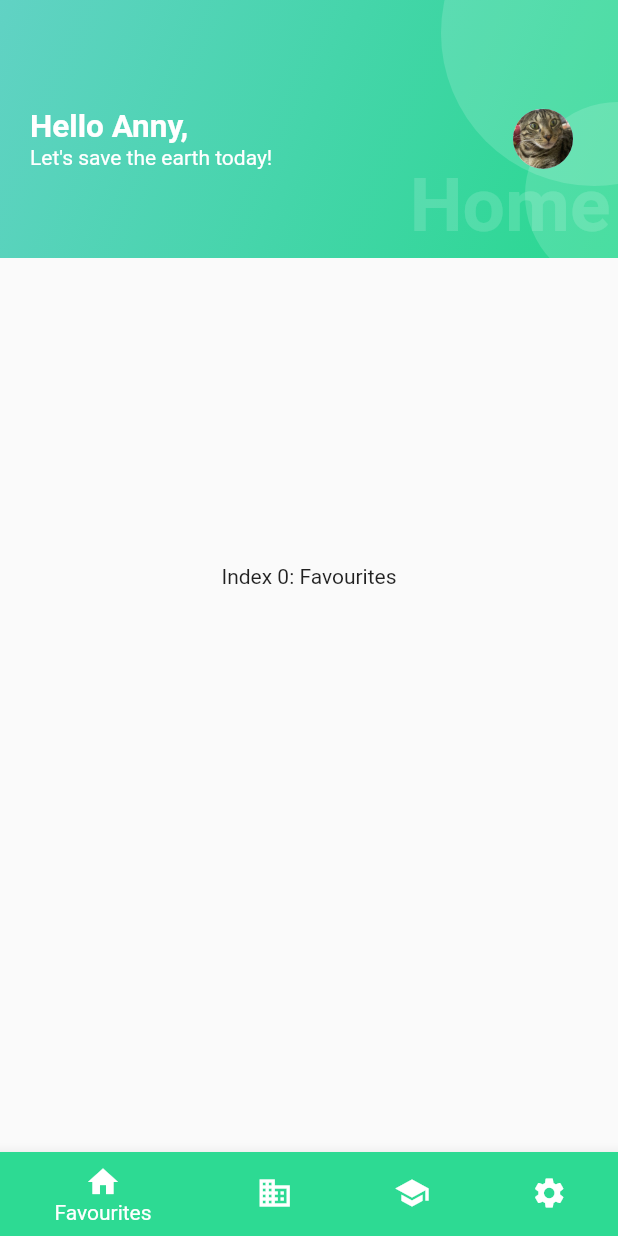
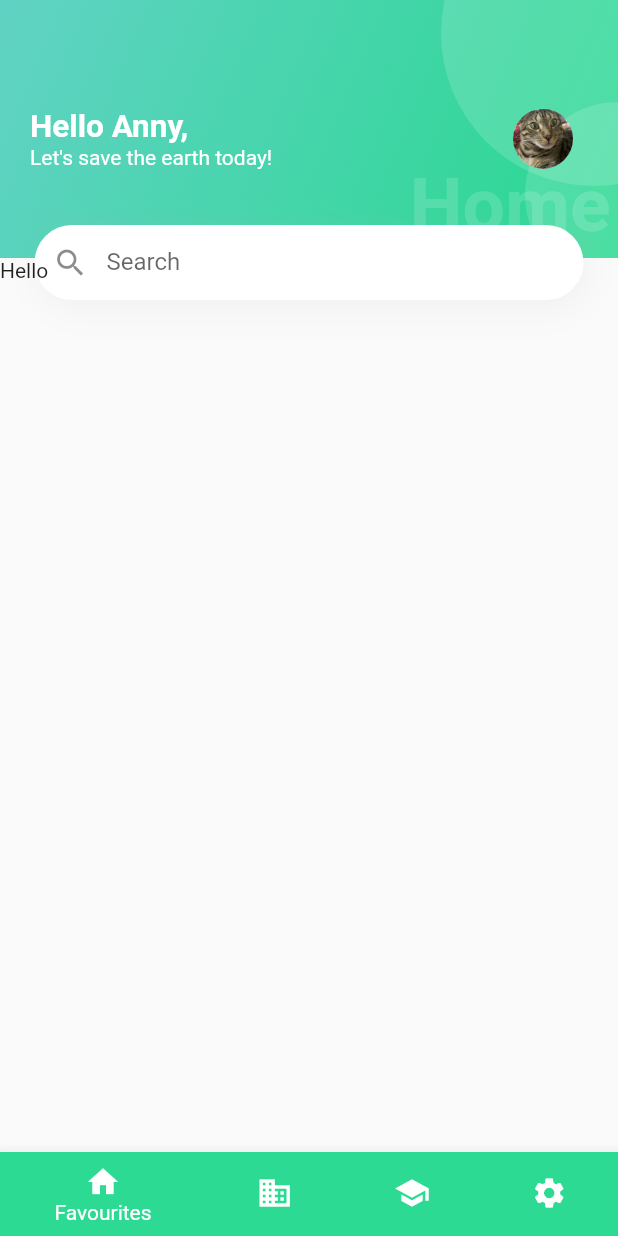
Before and after one commit to CarbonEconomy/CarbonEconomy, a Flutter app: the screen it shows after launch, on a phone screen of 412 x 824 dp. Run offline on Flutter 3.47's test engine with Material 2 defaults, Android fonts, the light colour scheme and no system bars.

Commit message:
finish search bar

```diff
--- a/green_pouch/lib/favourites/view.dart
+++ b/green_pouch/lib/favourites/view.dart
@@ -3,6 +3,6 @@ import 'package:flutter/material.dart';
 class FavouritesView extends StatelessWidget {
   @override
   Widget build(BuildContext context) {
-    return Text('Index 0: Favourites');
+    return Text("Hello");
   }
 }
--- a/green_pouch/lib/home.dart
+++ b/green_pouch/lib/home.dart
@@ -40,6 +40,63 @@ class _HomeViewState extends State<HomeView> {
     }
   }
 
+  Widget buildSearchBar() {
+    return Positioned(
+      top: 150,
+      left: 0.0,
+      right: 0.0,
+      child: Padding(
+        padding: EdgeInsets.only(left: 23, right: 23),
+        child: SizedBox(
+          height: 50,
+          child: Container(
+            decoration: BoxDecoration(boxShadow: [
+              BoxShadow(
+                  color: Color.fromRGBO(182, 182, 182, 0.15),
+                  offset: Offset(3, 5),
+                  blurRadius: 20.0,
+                  spreadRadius: 0.0)
+            ], borderRadius: BorderRadius.circular(30.0)),
+            child: TextField(
+              decoration: InputDecoration(
+                prefixIcon: Icon(Icons.search),
+                border: OutlineInputBorder(
+                    borderRadius: BorderRadius.circular(30.0),
+                    borderSide: BorderSide(
+                      width: 0,
+                      style: BorderStyle.none,
+                    )),
+                filled: true,
+                fillColor: Colors.white,
+                contentPadding: EdgeInsets.all(16),
+                hintText: "Search",
+                hintStyle: TextStyle(fontSize: 16),
+              ),
+            ),
+          ),
+        ),
+      ),
+    );
+  }
+
+  Widget buildBody() {
+    return Positioned(
+      top: 172.0,
+      child: _widgetOptions[_selectedIndex],
+    );
+  }
+
+  List<Widget> buildStackChildren(int index) {
+    List<Widget> widgets = [buildAppBar(index)];
+
+    if (index < 3) {
+      widgets.add(buildSearchBar());
+    }
+
+    widgets.add(buildBody());
+    return widgets;
+  }
+
   void _onItemTapped(int index) {
     setState(() {
       _selectedIndex = index;
@@ -49,15 +106,9 @@ class _HomeViewState extends State<HomeView> {
   @override
   Widget build(BuildContext context) {
     return Scaffold(
-      body: Stack(
-        children: [
-          buildAppBar(_selectedIndex),
-          Positioned(
-            child: Center(
-              child: _widgetOptions.elementAt(_selectedIndex),
-            ),
-          )
-        ],
+      body: Container(
+        height: MediaQuery.of(context).size.height,
+        child: Stack(children: buildStackChildren(_selectedIndex)),
       ),
       bottomNavigationBar: BottomNavigationBar(
         items: const <BottomNavigationBarItem>[
```
